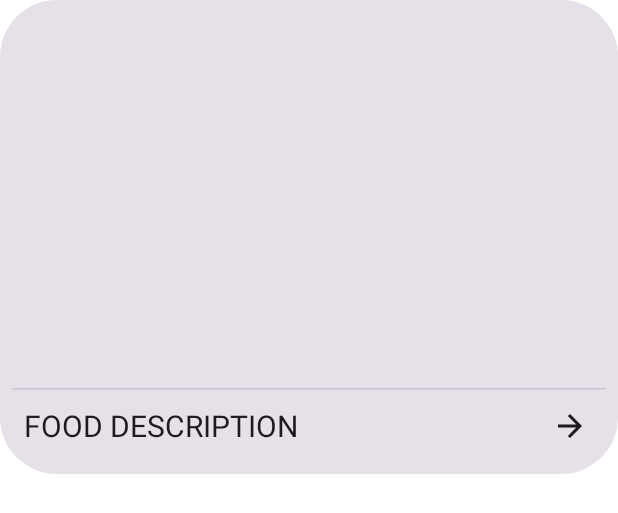
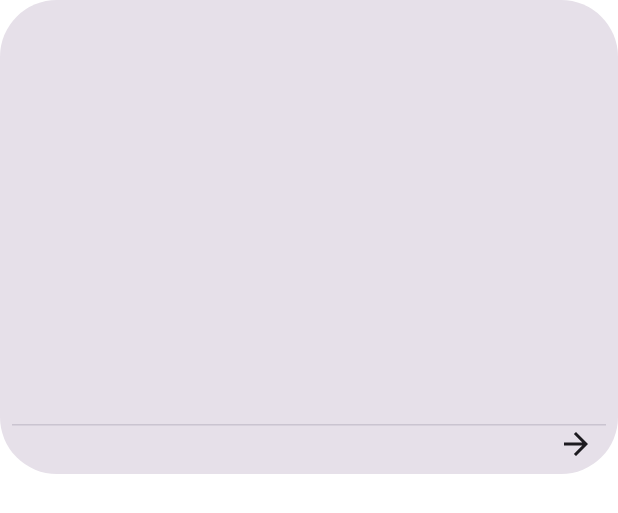
Before and after one commit to hhldiniz/comer_melhor, an Android app built with Jetpack Compose: the @Preview function FoodCardPreview, on a phone screen of 412 x 824 dp. Shown: the top 513 px of the screen. Run offline under Robolectric (Android 15) with nearby library versions, the phone set to English and light mode, and no system bars; our stand-ins replace Room's generated code; pictures from the network do not load.

Commit message:
Correções de Layout e chamadas de evento

```diff
--- a/app/src/main/java/com/hugo/comermelhor/ui/screens/recipes/Recipes.kt
+++ b/app/src/main/java/com/hugo/comermelhor/ui/screens/recipes/Recipes.kt
@@ -64,7 +64,7 @@ fun RecipeScreen(
             if (!state.isLoading && state.error == null) {
                 RecipeList(recipes = state.recipes, onItemClick = object : RecipeListHandlers {
                     override fun onRecipeDescriptionClick(recipe: Recipe) {
-
+                        navController.navigate(Screens.ADD_RECIPE.name)
                     }
 
                     override fun onRecipeImageClick(recipe: Recipe) {
--- a/app/src/main/java/com/hugo/comermelhor/ui/widgets/RecipeCard.kt
+++ b/app/src/main/java/com/hugo/comermelhor/ui/widgets/RecipeCard.kt
@@ -7,6 +7,7 @@ import androidx.compose.foundation.layout.Row
 import androidx.compose.foundation.layout.fillMaxWidth
 import androidx.compose.foundation.layout.height
 import androidx.compose.foundation.layout.padding
+import androidx.compose.foundation.layout.size
 import androidx.compose.foundation.shape.RoundedCornerShape
 import androidx.compose.material.icons.Icons
 import androidx.compose.material.icons.automirrored.filled.ArrowForward
@@ -51,6 +52,7 @@ fun RecipeCard(modifier: Modifier = Modifier, recipe: Recipe, onClick: RecipeLis
                 Row(
                     modifier = Modifier
                         .fillMaxWidth()
+                        .padding(horizontal = 8.dp)
                         .clickable {
                             onClick.onRecipeDescriptionClick(recipe)
                         },
@@ -58,14 +60,16 @@ fun RecipeCard(modifier: Modifier = Modifier, recipe: Recipe, onClick: RecipeLis
                     verticalAlignment = Alignment.CenterVertically
                 ) {
                     Text(
-                        "FOOD DESCRIPTION",
+                        recipe.description,
                         modifier = Modifier.padding(start = 8.dp),
                         textAlign = TextAlign.Center,
                         fontSize = 20.sp
                     )
-                    IconButton(onClick = {}) {
-                        Icon(Icons.AutoMirrored.Filled.ArrowForward, contentDescription = "")
-                    }
+                    Icon(
+                        modifier = Modifier.size(24.dp),
+                        imageVector = Icons.AutoMirrored.Filled.ArrowForward,
+                        contentDescription = ""
+                    )
                 }
             }
         }
--- a/app/src/main/java/com/hugo/comermelhor/ui/widgets/RecipeList.kt
+++ b/app/src/main/java/com/hugo/comermelhor/ui/widgets/RecipeList.kt
@@ -1,9 +1,11 @@
 package com.hugo.comermelhor.ui.widgets
 
+import androidx.compose.foundation.layout.padding
 import androidx.compose.foundation.lazy.LazyColumn
 import androidx.compose.foundation.lazy.items
 import androidx.compose.runtime.Composable
 import androidx.compose.ui.Modifier
+import androidx.compose.ui.unit.dp
 import com.hugo.comermelhor.android.widgets.RecipeListHandlers
 import com.hugo.comermelhor.data.model.Recipe
 
@@ -11,7 +13,7 @@ import com.hugo.comermelhor.data.model.Recipe
 fun RecipeList(modifier: Modifier = Modifier, recipes: List<Recipe>, onItemClick: RecipeListHandlers) {
     LazyColumn(modifier = modifier) {
         items(recipes) { recipe ->
-            RecipeCard(recipe = recipe, onClick = onItemClick)
+            RecipeCard(modifier = Modifier.padding(16.dp), recipe = recipe, onClick = onItemClick)
         }
     }
 }
```
